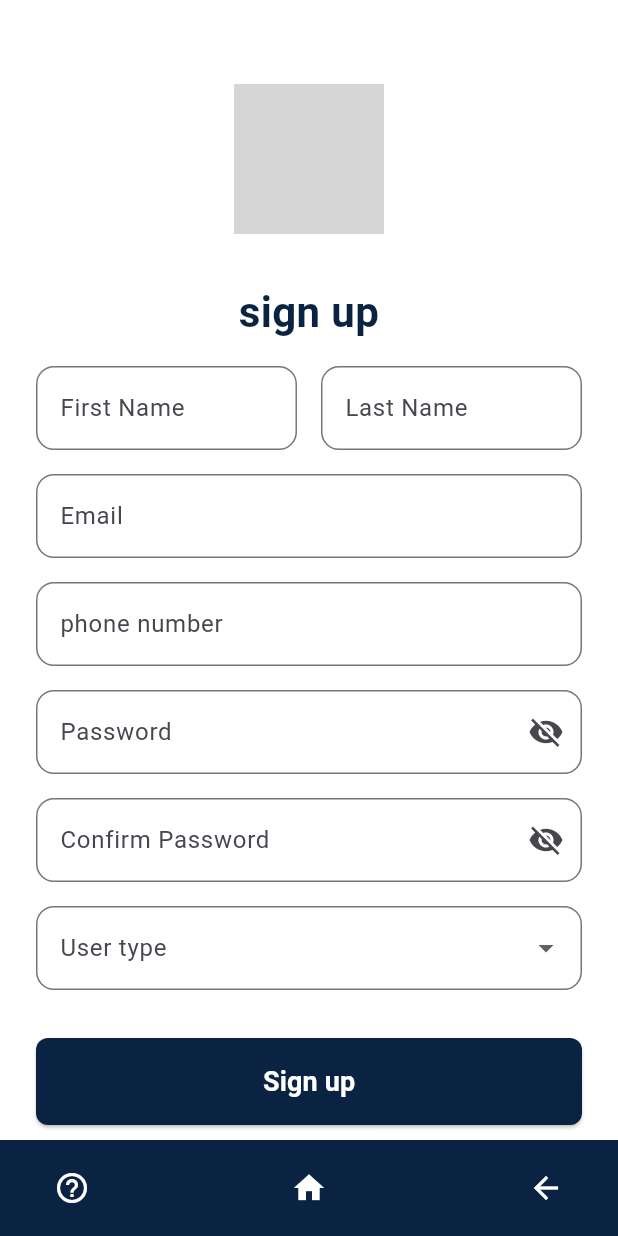
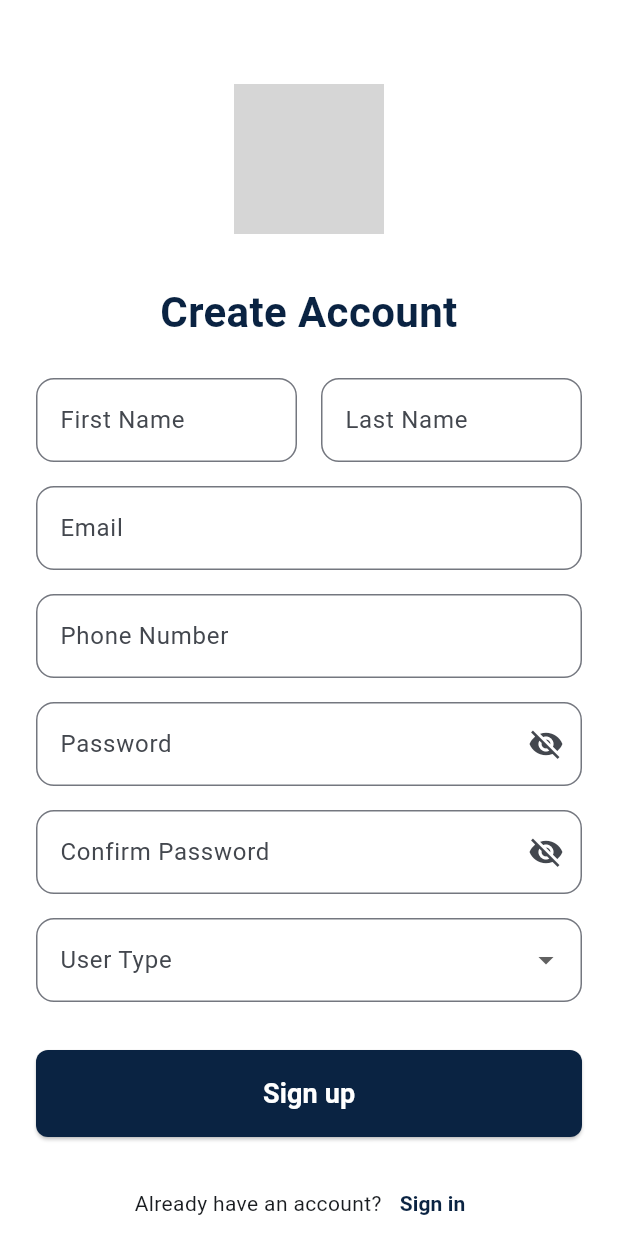
Before and after one commit to mohimenly1/sosApp, a Flutter app: the SignupScreen screen opened by its route, on a phone screen of 412 x 824 dp. Run offline on Flutter 3.47's test engine with Material 3 defaults, Android fonts, the phone set to English and light mode, and no system bars; our stand-ins replace cloud_firestore, firebase_auth, firebase_core, google_maps_flutter, permission_handler; missing offline and left inert: firebase_app_check; accounts and stored records are empty; grey boxes are pictures that could not be loaded.

Commit message:
steps forward to start

```diff
--- /dev/null
+++ b/lib/assets/client_secret_1000011916753-r3u4s26dso2jdcv2c3e7veq5ss6m3l42.apps.googleusercontent.com.json
@@ -0,0 +1 @@
+{"installed":{"client_id":"1000011916753-r3u4s26dso2jdcv2c3e7veq5ss6m3l42.apps.googleusercontent.com","project_id":"sos-management-app","auth_uri":"https://accounts.google.com/o/oauth2/auth","token_uri":"https://oauth2.googleapis.com/token","auth_provider_x509_cert_url":"https://www.googleapis.com/oauth2/v1/certs"}}
--- a/lib/screens/signup_screen.dart
+++ b/lib/screens/signup_screen.dart
@@ -1,4 +1,6 @@
 import 'package:flutter/material.dart';
+import 'package:firebase_auth/firebase_auth.dart';
+import 'package:cloud_firestore/cloud_firestore.dart';
 
 class SignupScreen extends StatefulWidget {
   const SignupScreen({super.key});
@@ -9,38 +11,102 @@ class SignupScreen extends StatefulWidget {
 
 class _SignupScreenState extends State<SignupScreen> {
   final _formKey = GlobalKey<FormState>();
-  final _nameController = TextEditingController();
+  // Controllers for each text field
+  final _firstNameController = TextEditingController();
+  final _lastNameController = TextEditingController();
   final _emailController = TextEditingController();
+  final _phoneController = TextEditingController();
   final _passwordController = TextEditingController();
   final _confirmPasswordController = TextEditingController();
+
+  String? _selectedUserType;
   bool _isObscure = true;
   bool _isObscureConfirm = true;
   bool _isLoading = false;
 
   @override
   void dispose() {
-    _nameController.dispose();
+    // Dispose all controllers to free up resources
+    _firstNameController.dispose();
+    _lastNameController.dispose();
     _emailController.dispose();
+    _phoneController.dispose();
     _passwordController.dispose();
     _confirmPasswordController.dispose();
     super.dispose();
   }
 
+  // The main function to handle the sign-up process
   void _signUp() async {
-    // Validate form first
-    if (_formKey.currentState!.validate()) {
-      setState(() => _isLoading = true);
+    // 1. Validate the form and user type selection
+    if (!_formKey.currentState!.validate() || _selectedUserType == null) {
+      if (_selectedUserType == null) {
+        // Show an error if user type is not selected
+        ScaffoldMessenger.of(context).showSnackBar(
+          const SnackBar(
+            content: Text('Please select a user type.'),
+            backgroundColor: Colors.red,
+          ),
+        );
+      }
+      return;
+    }
 
-      // Simulate registration delay
-      await Future.delayed(const Duration(seconds: 2));
+    setState(() => _isLoading = true);
 
-      // For now, we'll just navigate to permissions screen
-      // In a real app, you would use Firebase Auth here
+    try {
+      // 2. Create user with email and password using Firebase Auth
+      UserCredential userCredential =
+          await FirebaseAuth.instance.createUserWithEmailAndPassword(
+        email: _emailController.text.trim(),
+        password: _passwordController.text.trim(),
+      );
+
+      User? newUser = userCredential.user;
+
+      if (newUser != null) {
+        // 3. Store additional user data in Firestore
+        await FirebaseFirestore.instance
+            .collection('users')
+            .doc(newUser.uid)
+            .set({
+          'firstName': _firstNameController.text.trim(),
+          'lastName': _lastNameController.text.trim(),
+          'email': _emailController.text.trim(),
+          'phone': _phoneController.text.trim(),
+          'userType': _selectedUserType,
+          'createdAt': Timestamp.now(),
+          'uid': newUser.uid,
+        });
+
+        // 4. Navigate to home screen on success
+        if (mounted) {
+          Navigator.pushReplacementNamed(context, '/home');
+        }
+      }
+    } on FirebaseAuthException catch (e) {
+      // 5. Handle specific Firebase errors
+      String message = 'An error occurred. Please try again.';
+      if (e.code == 'weak-password') {
+        message = 'The password provided is too weak.';
+      } else if (e.code == 'email-already-in-use') {
+        message = 'The account already exists for that email.';
+      }
+      ScaffoldMessenger.of(context).showSnackBar(
+        SnackBar(content: Text(message), backgroundColor: Colors.red),
+      );
+    } catch (e) {
+      // Handle other generic errors
+      ScaffoldMessenger.of(context).showSnackBar(
+        SnackBar(
+            content: Text('An unexpected error occurred: $e'),
+            backgroundColor: Colors.red),
+      );
+    } finally {
+      // Ensure loading indicator is turned off
       if (mounted) {
-        Navigator.pushReplacementNamed(context, '/permissions');
+        setState(() => _isLoading = false);
       }
-
-      setState(() => _isLoading = false);
     }
   }
 
@@ -67,7 +133,7 @@ class _SignupScreenState extends State<SignupScreen> {
                   ),
                   const SizedBox(height: 32),
                   const Text(
-                    'sign up',
+                    'Create Account',
                     style: TextStyle(
                       fontSize: 28,
                       fontWeight: FontWeight.bold,
@@ -75,72 +141,50 @@ class _SignupScreenState extends State<SignupScreen> {
                     ),
                     textAlign: TextAlign.center,
                   ),
-                  const SizedBox(height: 16),
+                  const SizedBox(height: 24),
                   Row(
                     children: [
                       Expanded(
                         child: TextFormField(
-                          decoration: InputDecoration(
-                            labelText: 'First Name',
-                            border: OutlineInputBorder(
-                              borderRadius: BorderRadius.circular(12),
-                            ),
-                            focusedBorder: OutlineInputBorder(
-                              borderRadius: BorderRadius.circular(12),
-                              borderSide: const BorderSide(
-                                  color: Color(0xFF0A2342), width: 2),
-                            ),
-                          ),
+                          controller: _firstNameController,
+                          decoration: InputDecoration(labelText: 'First Name'),
+                          validator: (value) =>
+                              value!.isEmpty ? 'Enter first name' : null,
                         ),
                       ),
                       const SizedBox(width: 16),
                       Expanded(
                         child: TextFormField(
-                          decoration: InputDecoration(
-                            labelText: 'Last Name',
-                            border: OutlineInputBorder(
-                              borderRadius: BorderRadius.circular(12),
-                            ),
-                            focusedBorder: OutlineInputBorder(
-                              borderRadius: BorderRadius.circular(12),
-                              borderSide: const BorderSide(
-                                  color: Color(0xFF0A2342), width: 2),
-                            ),
-                          ),
+                          controller: _lastNameController,
+                          decoration: InputDecoration(labelText: 'Last Name'),
+                          validator: (value) =>
+                              value!.isEmpty ? 'Enter last name' : null,
                         ),
                       ),
                     ],
                   ),
                   const SizedBox(height: 16),
                   TextFormField(
-                    decoration: InputDecoration(
-                      labelText: 'Email',
-                      border: OutlineInputBorder(
-                        borderRadius: BorderRadius.circular(12),
-                      ),
-                      focusedBorder: OutlineInputBorder(
-                        borderRadius: BorderRadius.circular(12),
-                        borderSide: const BorderSide(
-                            color: Color(0xFF0A2342), width: 2),
-                      ),
-                    ),
+                    controller: _emailController,
+                    decoration: InputDecoration(labelText: 'Email'),
+                    keyboardType: TextInputType.emailAddress,
+                    validator: (value) {
+                      if (value!.isEmpty) return 'Enter an email';
+                      if (!value.contains('@')) return 'Enter a valid email';
+                      return null;
+                    },
                   ),
                   const SizedBox(height: 16),
                   TextFormField(
-                    decoration: InputDecoration(
-                      labelText: 'phone number',
-                      border: OutlineInputBorder(
-                        borderRadius: BorderRadius.circular(12),
-                      ),
-                      focusedBorder: OutlineInputBorder(
-                        borderRadius: BorderRadius.circular(12),
-                        borderSide: const BorderSide(
-                            color: Color(0xFF0A2342), width: 2),
-                      ),
-                    ),
+                    controller: _phoneController,
+                    decoration: InputDecoration(labelText: 'Phone Number'),
+                    keyboardType: TextInputType.phone,
+                    validator: (value) =>
+                        value!.isEmpty ? 'Enter phone number' : null,
                   ),
                   const SizedBox(height: 16),
                   TextFormField(
+                    controller: _passwordController,
                     obscureText: _isObscure,
                     decoration: InputDecoration(
                       labelText: 'Password',
@@ -148,24 +192,20 @@ class _SignupScreenState extends State<SignupScreen> {
                         icon: Icon(_isObscure
                             ? Icons.visibility_off
                             : Icons.visibility),
-                        onPressed: () {
-                          setState(() {
-                            _isObscure = !_isObscure;
-                          });
-                        },
-                      ),
-                      border: OutlineInputBorder(
-                        borderRadius: BorderRadius.circular(12),
-                      ),
-                      focusedBorder: OutlineInputBorder(
-                        borderRadius: BorderRadius.circular(12),
-                        borderSide: const BorderSide(
-                            color: Color(0xFF0A2342), width: 2),
+                        onPressed: () =>
+                            setState(() => _isObscure = !_isObscure),
                       ),
                     ),
+                    validator: (value) {
+                      if (value!.isEmpty) return 'Enter a password';
+                      if (value.length < 6)
+                        return 'Password must be at least 6 characters';
+                      return null;
+                    },
                   ),
                   const SizedBox(height: 16),
                   TextFormField(
+                    controller: _confirmPasswordController,
                     obscureText: _isObscureConfirm,
                     decoration: InputDecoration(
                       labelText: 'Confirm Password',
@@ -173,42 +213,33 @@ class _SignupScreenState extends State<SignupScreen> {
                         icon: Icon(_isObscureConfirm
                             ? Icons.visibility_off
                             : Icons.visibility),
-                        onPressed: () {
-                          setState(() {
-                            _isObscureConfirm = !_isObscureConfirm;
-                          });
-                        },
-                      ),
-                      border: OutlineInputBorder(
-                        borderRadius: BorderRadius.circular(12),
-                      ),
-                      focusedBorder: OutlineInputBorder(
-                        borderRadius: BorderRadius.circular(12),
-                        borderSide: const BorderSide(
-                            color: Color(0xFF0A2342), width: 2),
+                        onPressed: () => setState(
+                            () => _isObscureConfirm = !_isObscureConfirm),
                       ),
                     ),
+                    validator: (value) {
+                      if (value != _passwordController.text)
+                        return 'Passwords do not match';
+                      return null;
+                    },
                   ),
                   const SizedBox(height: 16),
                   DropdownButtonFormField<String>(
-                    decoration: InputDecoration(
-                      labelText: 'User type',
-                      border: OutlineInputBorder(
-                        borderRadius: BorderRadius.circular(12),
-                      ),
-                      focusedBorder: OutlineInputBorder(
-                        borderRadius: BorderRadius.circular(12),
-                        borderSide: const BorderSide(
-                            color: Color(0xFF0A2342), width: 2),
-                      ),
-                    ),
+                    value: _selectedUserType,
+                    decoration: InputDecoration(labelText: 'User Type'),
                     items: const [
                       DropdownMenuItem(
                           value: 'individual', child: Text('Individual')),
                       DropdownMenuItem(
-                          value: 'organization', child: Text('Organization')),
+                          value: 'rescue_team', child: Text('Rescue Team')),
                     ],
-                    onChanged: (value) {},
+                    onChanged: (value) {
+                      setState(() {
+                        _selectedUserType = value;
+                      });
+                    },
+                    validator: (value) =>
+                        value == null ? 'Please select a user type' : null,
                   ),
                   const SizedBox(height: 32),
                   ElevatedButton(
@@ -217,8 +248,7 @@ class _SignupScreenState extends State<SignupScreen> {
                       backgroundColor: const Color(0xFF0A2342),
                       padding: const EdgeInsets.symmetric(vertical: 16),
                       shape: RoundedRectangleBorder(
-                        borderRadius: BorderRadius.circular(8),
-                      ),
+                          borderRadius: BorderRadius.circular(8)),
                     ),
                     child: _isLoading
                         ? const SizedBox(
@@ -245,9 +275,8 @@ class _SignupScreenState extends State<SignupScreen> {
                     children: [
                       const Text('Already have an account?'),
                       TextButton(
-                        onPressed: () {
-                          Navigator.pushReplacementNamed(context, '/login');
-                        },
+                        onPressed: () =>
+                            Navigator.pushReplacementNamed(context, '/login'),
                         child: const Text(
                           'Sign in',
                           style: TextStyle(
@@ -264,33 +293,7 @@ class _SignupScreenState extends State<SignupScreen> {
           ),
         ),
       ),
-      bottomNavigationBar: Container(
-        color: const Color(0xFF0A2342),
-        padding: const EdgeInsets.symmetric(horizontal: 24, vertical: 8),
-        child: Row(
-          mainAxisAlignment: MainAxisAlignment.spaceBetween,
-          children: [
-            IconButton(
-              icon: const Icon(Icons.help_outline, color: Colors.white),
-              onPressed: () {
-                Navigator.pushReplacementNamed(context, '/chat');
-              },
-            ),
-            IconButton(
-              icon: const Icon(Icons.home, color: Colors.white),
-              onPressed: () {
-                Navigator.pushReplacementNamed(context, '/home');
-              },
-            ),
-            IconButton(
-              icon: const Icon(Icons.arrow_back, color: Colors.white),
-              onPressed: () {
-                Navigator.pop(context);
-              },
-            ),
-          ],
-        ),
-      ),
+      // I removed the bottom navigation bar as it might not be conventional on a sign-up screen
     );
   }
 }
```
Also changed, not shown: lib/main.dart (+18 -2 lines), lib/screens/splash_screen.dart (+23 -48 lines), pubspec.yaml (+11 -0 lines), lib/assets/sos copy.jpg (added), lib/assets/sos.jpg (added), pubspec.lock, 10 other files.
